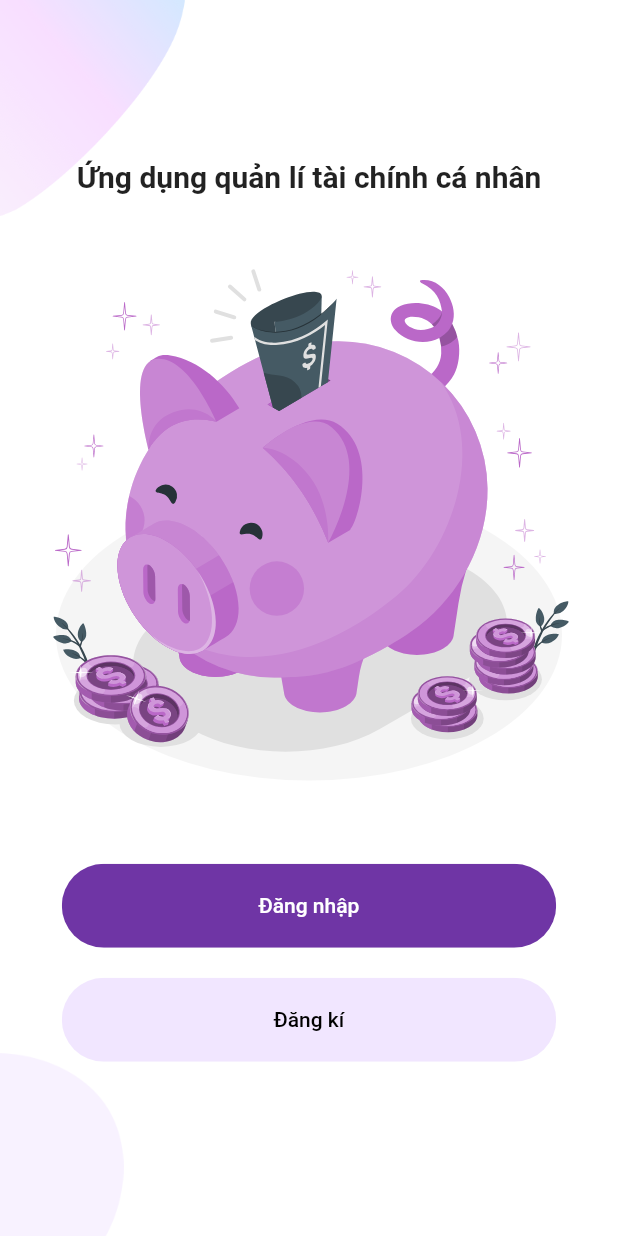
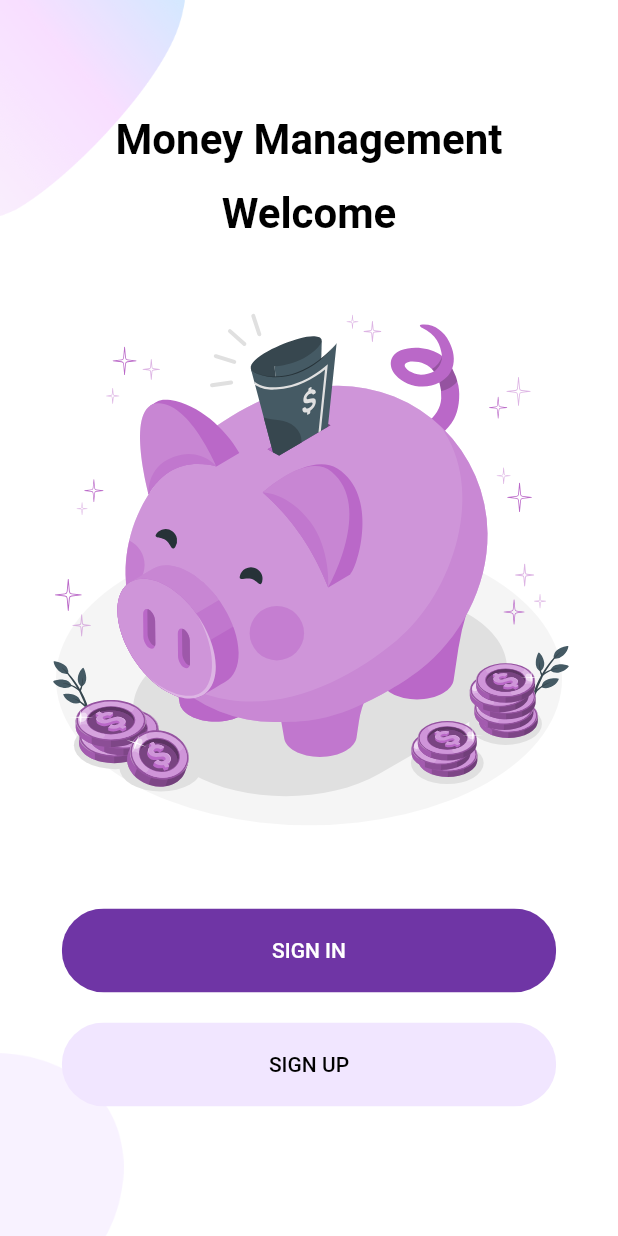
Before and after one commit to NoHuyen1820/qlct, a Flutter app: the screen it shows after launch, on a phone screen of 412 x 824 dp. Run offline on Flutter 3.47's test engine with Material 2 defaults, Android fonts, the phone set to English and light mode, and no system bars; our stand-ins replace adaptive_dialog, animated_bottom_navigation_bar, decimal, firebase_auth, firebase_core, fl_chart and 7 more; missing offline and left inert: big_decimal; accounts and stored records are empty; Roboto replaces fonts that are missing (Rubik-Bold).

Commit message:
update text UI Sign Up, Sign In, Welcome

```diff
--- a/lib/components/already_have_an_account_check.dart
+++ b/lib/components/already_have_an_account_check.dart
@@ -16,14 +16,14 @@ class AlreadyHaveAnAccountCheck extends StatelessWidget {
       mainAxisAlignment: MainAxisAlignment.center,
       children: <Widget>[
         Text(
-          login ? "Không có tài khoản? " : "Đã có tài khoản? ",
+          login ? "Do not have an account? " : "Have an account? ",
           style: TextStyle(color: kPrimaryColor),
         ),
         GestureDetector(
           onTap: press,
           child: Text(
-            login ? " Đăng kí" : " Đăng nhập",
-            style: TextStyle(
+            login ? " Sign Up" : "Sign In",
+            style: const TextStyle(
               color: kPrimaryColor,
               fontWeight: FontWeight.bold,
             ),
--- a/lib/screens/login/components/body.dart
+++ b/lib/screens/login/components/body.dart
@@ -38,7 +38,7 @@ class _LoginState extends State<Body> {
               key: _formKey,
               child: Column(children: <Widget>[
                 const Text(
-                  "Đăng nhập",
+                  "Sign In",
                   style: TextStyle(fontWeight: FontWeight.bold, fontSize: 35),
                 ),
                 SizedBox(height: size.height * 0.03),
@@ -49,17 +49,17 @@ class _LoginState extends State<Body> {
                 ),
                 RoundedPasswordField(
                   controller: passwordController,
-                  hintText: "Mật Khẩu",
+                  hintText: "Password",
                   onChange: (value) {},
                   validator: (value) {
                     if (value == null || value.isEmpty) {
-                      return "Vui lòng nhập mật khẩu";
+                      return "Please re-enter your password";
                     }
                     return null;
                   },
                 ),
                 RoundedButton(
-                  text: "Đăng nhập",
+                  text: "SIGN IN",
                   press: () async {
                     if (_formKey.currentState!.validate()) {
                       UserNew? user =
--- a/lib/screens/signup/components/body.dart
+++ b/lib/screens/signup/components/body.dart
@@ -44,7 +44,7 @@ class _SignUpState extends State<Body> {
               key: _formKey,
               child: Column(children: <Widget>[
                 const Text(
-                  "SIGN UP",
+                  "Sign Up",
                   style: TextStyle(fontWeight: FontWeight.bold, fontSize: 35),
                 ),
                 SizedBox(height: size.height * 0.03),
--- a/lib/screens/welcome/components/body.dart
+++ b/lib/screens/welcome/components/body.dart
@@ -18,8 +18,27 @@ class Body extends StatelessWidget {
           mainAxisAlignment: MainAxisAlignment.center,
           children: <Widget>[
             const Text(
-              "Ứng dụng quản lí tài chính cá nhân",
-              style: TextStyle(fontWeight: FontWeight.bold, fontSize: 20),
+              "Money Management",
+              textAlign: TextAlign.center,
+              style: TextStyle(
+                  fontFamily: "Rubik-Bold",
+                  color: Colors.black,
+                  fontSize: 28.0,
+                  fontWeight: FontWeight.w700,
+                  decorationStyle: TextDecorationStyle.wavy),
+            ),
+            SizedBox(
+              height: size.height * 0.02,
+            ),
+            const Text(
+              "Welcome",
+              textAlign: TextAlign.center,
+              style: TextStyle(
+                  fontFamily: "Rubik-Bold",
+                  color: Colors.black,
+                  fontSize: 28.0,
+                  fontWeight: FontWeight.w700,
+                  decorationStyle: TextDecorationStyle.wavy),
             ),
             SizedBox(
               height: size.height * 0.03,
@@ -32,7 +51,7 @@ class Body extends StatelessWidget {
               height: size.height * 0.05,
             ),
             RoundedButton(
-              text: "Đăng nhập",
+              text: "SIGN IN",
               press: () {
                 Navigator.push(
                   context,
@@ -45,7 +64,7 @@ class Body extends StatelessWidget {
               },
             ),
             RoundedButton(
-              text: "Đăng kí",
+              text: "SIGN UP",
               press: () {
                 Navigator.push(
                   context,
```
